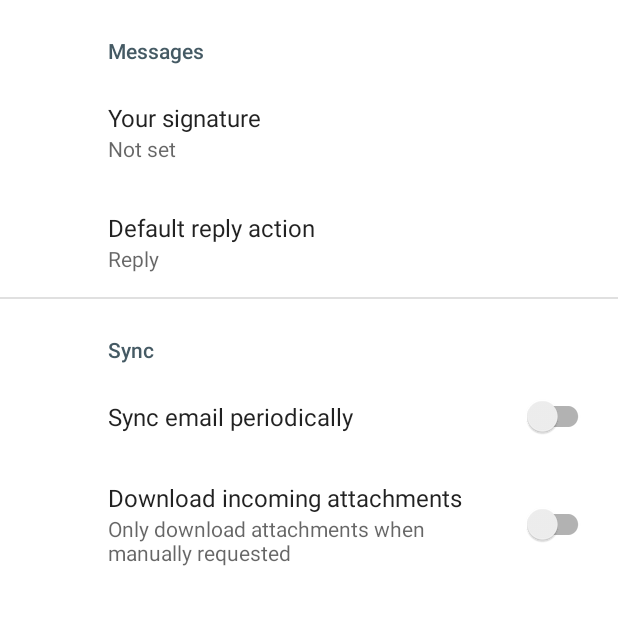
After one commit to raininforest/gerber-pcb-android, an Android app: the fragment SettingsFragment shown on its own in the app's theme, on a phone screen of 412 x 824 dp, the top half of it. The commit adds this screen. Run offline under Robolectric (Android 15) with nearby library versions, the phone set to English and light mode, and no system bars; our stand-ins replace androidx.preference.

Commit message:
add preferences

```diff
--- /dev/null
+++ b/app/src/main/java/com/github/raininforest/gerberpcb/view/SettingsFragment.kt
@@ -0,0 +1,12 @@
+package com.github.raininforest.gerberpcb.view
+
+import android.os.Bundle
+import androidx.preference.PreferenceFragmentCompat
+import com.github.raininforest.gerberpcb.R
+
+class SettingsFragment : PreferenceFragmentCompat() {
+
+    override fun onCreatePreferences(savedInstanceState: Bundle?, rootKey: String?) {
+        setPreferencesFromResource(R.xml.root_preferences, rootKey)
+    }
+}
--- /dev/null
+++ b/app/src/main/res/values/arrays.xml
@@ -0,0 +1,12 @@
+<resources>
+    <!-- Reply Preference -->
+    <string-array name="reply_entries">
+        <item>Reply</item>
+        <item>Reply to all</item>
+    </string-array>
+
+    <string-array name="reply_values">
+        <item>reply</item>
+        <item>reply_all</item>
+    </string-array>
+</resources>
--- a/app/src/main/res/values/strings.xml
+++ b/app/src/main/res/values/strings.xml
@@ -4,4 +4,19 @@
     <string name="action_layers">Layers</string>
     <string name="action_settings">Settings</string>
     <string name="action_help">Help</string>
+    <!-- Preference Titles -->
+    <string name="messages_header">Messages</string>
+    <string name="sync_header">Sync</string>
+
+    <!-- Messages Preferences -->
+    <string name="signature_title">Your signature</string>
+    <string name="reply_title">Default reply action</string>
+
+    <!-- Sync Preferences -->
+    <string name="sync_title">Sync email periodically</string>
+    <string name="attachment_title">Download incoming attachments</string>
+    <string name="attachment_summary_on">Automatically download attachments for incoming emails
+    </string>
+    <string name="attachment_summary_off">Only download attachments when manually requested</string>
+    <string name="action_graphics">Graphics</string>
 </resources>
--- /dev/null
+++ b/app/src/main/res/xml/root_preferences.xml
@@ -0,0 +1,35 @@
+<PreferenceScreen xmlns:app="http://schemas.android.com/apk/res-auto">
+
+    <PreferenceCategory app:title="@string/messages_header">
+
+        <EditTextPreference
+            app:key="signature"
+            app:title="@string/signature_title"
+            app:useSimpleSummaryProvider="true" />
+
+        <ListPreference
+            app:defaultValue="reply"
+            app:entries="@array/reply_entries"
+            app:entryValues="@array/reply_values"
+            app:key="reply"
+            app:title="@string/reply_title"
+            app:useSimpleSummaryProvider="true" />
+
+    </PreferenceCategory>
+
+    <PreferenceCategory app:title="@string/sync_header">
+
+        <SwitchPreferenceCompat
+            app:key="sync"
+            app:title="@string/sync_title" />
+
+        <SwitchPreferenceCompat
+            app:dependency="sync"
+            app:key="attachment"
+            app:summaryOff="@string/attachment_summary_off"
+            app:summaryOn="@string/attachment_summary_on"
+            app:title="@string/attachment_title" />
+
+    </PreferenceCategory>
+
+</PreferenceScreen>
```
